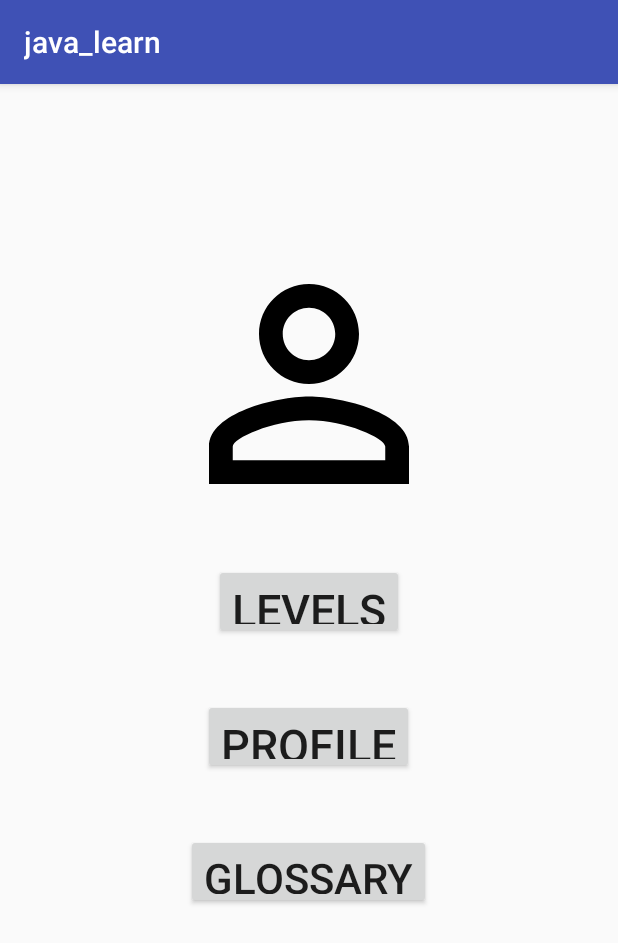
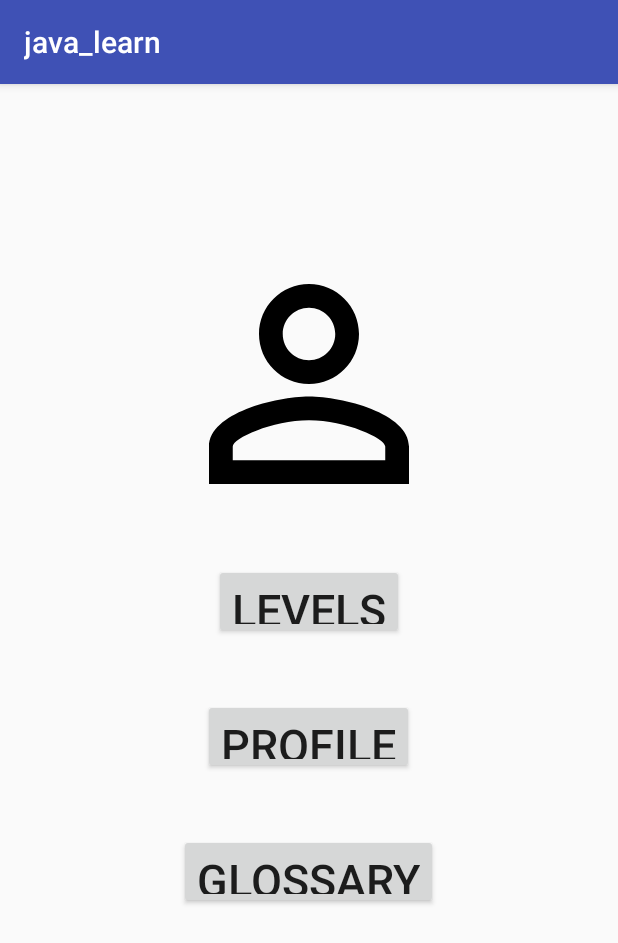
Before and after one commit to project-java-learn/java_learn, an Android app: the screen it shows after launch (MainActivity), on a phone screen of 412 x 824 dp. Shown: the top 943 px of the screen. Run offline under Robolectric (Android 15) with nearby library versions, the phone set to English and light mode, and no system bars.

Commit message:
made tweaks to home fragment and strings in fill in the blank

```diff
--- a/app/src/main/java/edu/cnm/deepdive/java_learn/HomeFragment.java
+++ b/app/src/main/java/edu/cnm/deepdive/java_learn/HomeFragment.java
@@ -14,7 +14,6 @@ public class HomeFragment extends Fragment {
   private Button levelsButton;
   private Button profileButton;
   private Button glossaryButton;
-  private Button settingsButton;
   private OnClickListener listener;
 
   @Override
@@ -26,14 +25,12 @@ public class HomeFragment extends Fragment {
     levelsButton = view.findViewById(R.id.levels_button);
     profileButton = view.findViewById(R.id.profile_button);
     glossaryButton = view.findViewById(R.id.glossary_button);
-    settingsButton = view.findViewById(R.id.settings_button);
 
     setupListener();
 
     levelsButton.setOnClickListener(listener);
     profileButton.setOnClickListener(listener);
     glossaryButton.setOnClickListener(listener);
-    settingsButton.setOnClickListener(listener);
 
     return view;
   }
@@ -57,9 +54,6 @@ public class HomeFragment extends Fragment {
           case R.id.glossary_button:
             fragment = new GlossaryFragment();
             break;
-          case R.id.settings_button:
-            fragment = new GlossaryFragment();
-            break;
           default:
             fragment = new LevelsFragment();
         }
--- a/app/src/main/res/layout/fragment_badges.xml
+++ b/app/src/main/res/layout/fragment_badges.xml
@@ -6,12 +6,12 @@
   android:layout_width="match_parent"
   android:layout_height="match_parent"
   android:orientation="horizontal"
-  android:padding="200dp"
+  android:padding="@dimen/top_level_padding"
   tools:context=".BadgesFragment"
   android:columnWidth="90dp"
   android:numColumns="auto_fit"
-  android:verticalSpacing="18dp"
-  android:horizontalSpacing="18dp"
+  android:verticalSpacing="75dp"
+  android:horizontalSpacing="75dp"
   android:stretchMode="columnWidth"
   android:gravity="center"
   >
--- a/app/src/main/res/layout/fragment_drag_drop.xml
+++ b/app/src/main/res/layout/fragment_drag_drop.xml
@@ -5,7 +5,7 @@
   android:layout_width="match_parent"
   android:layout_height="match_parent"
   tools:context=".DragDropFragment"
-  android:padding="20dp">
+  android:padding="@dimen/top_level_padding">
 
   <LinearLayout
     android:orientation="horizontal"
--- a/app/src/main/res/layout/fragment_friends.xml
+++ b/app/src/main/res/layout/fragment_friends.xml
@@ -6,7 +6,7 @@
   android:layout_width="match_parent"
   android:layout_height="match_parent"
   android:orientation="horizontal"
-  android:padding="200dp"
+  android:padding="@dimen/top_level_padding"
   tools:context=".BadgesFragment"
   android:columnWidth="90dp"
   android:numColumns="auto_fit"
--- a/app/src/main/res/layout/fragment_glossary.xml
+++ b/app/src/main/res/layout/fragment_glossary.xml
@@ -21,7 +21,7 @@
       android:layout_height="32dp"
       android:layout_weight="1"
       android:text="@string/glossary"
-      android:textSize="24dp"
+      android:textSize="50sp"
       />
     <SearchView
       android:layout_width="wrap_content"
--- a/app/src/main/res/layout/fragment_highlight.xml
+++ b/app/src/main/res/layout/fragment_highlight.xml
@@ -4,6 +4,7 @@
   xmlns:android="http://schemas.android.com/apk/res/android"
   android:layout_width="match_parent"
   android:layout_height="match_parent"
+  android:padding="@dimen/top_level_padding"
   android:orientation="vertical">
 
   <TextView
--- a/app/src/main/res/layout/fragment_home.xml
+++ b/app/src/main/res/layout/fragment_home.xml
@@ -3,7 +3,7 @@
   xmlns:tools="http://schemas.android.com/tools"
   android:layout_width="match_parent"
   android:layout_height="match_parent"
-  android:padding="100sp"
+  android:padding="@dimen/top_level_padding"
   tools:context=".HomeFragment"
   >
 
@@ -29,7 +29,7 @@
     android:layout_below="@+id/user_image"
     android:layout_centerHorizontal="true"
     android:text="Levels"
-    android:textSize="30sp"
+    android:textSize="@dimen/button_text_size"
     />
 
   <Button
@@ -40,7 +40,7 @@
     android:layout_marginBottom="20dp"
     android:layout_below="@id/levels_button"
     android:layout_centerHorizontal="true"
-    android:textSize="30sp"
+    android:textSize="@dimen/button_text_size"
     android:text="Profile"
     />
 
@@ -52,7 +52,7 @@
     android:layout_marginBottom="20dp"
     android:layout_below="@id/profile_button"
     android:layout_centerHorizontal="true"
-    android:textSize="28sp"
+    android:textSize="@dimen/button_text_size"
     android:text="Glossary"
     />
 
--- a/app/src/main/res/layout/fragment_levels.xml
+++ b/app/src/main/res/layout/fragment_levels.xml
@@ -3,6 +3,7 @@
   xmlns:android="http://schemas.android.com/apk/res/android"
   xmlns:tools="http://schemas.android.com/tools"
   android:layout_width="match_parent"
+  android:padding="@dimen/top_level_padding"
   android:layout_height="match_parent"
   android:orientation="vertical"
   tools:context=".LevelsFragment">
--- a/app/src/main/res/layout/fragment_profile.xml
+++ b/app/src/main/res/layout/fragment_profile.xml
@@ -3,6 +3,7 @@
   xmlns:tools="http://schemas.android.com/tools"
   android:layout_width="match_parent"
   android:layout_height="match_parent"
+  android:padding="@dimen/top_level_padding"
   android:orientation="vertical"
   tools:context=".ProfileFragment">
 
--- /dev/null
+++ b/app/src/main/res/values/dimens.xml
@@ -0,0 +1,5 @@
+<?xml version="1.0" encoding="utf-8"?>
+<resources>
+  <dimen name="top_level_padding">100sp</dimen>
+  <dimen name="button_text_size">30sp</dimen>
+</resources>
```
Also changed, not shown: app/src/main/res/layout/fragment_fill_blank.xml (+4 -4 lines), app/src/main/res/layout/fragment_multiple_choice.xml (+8 -1 lines).
